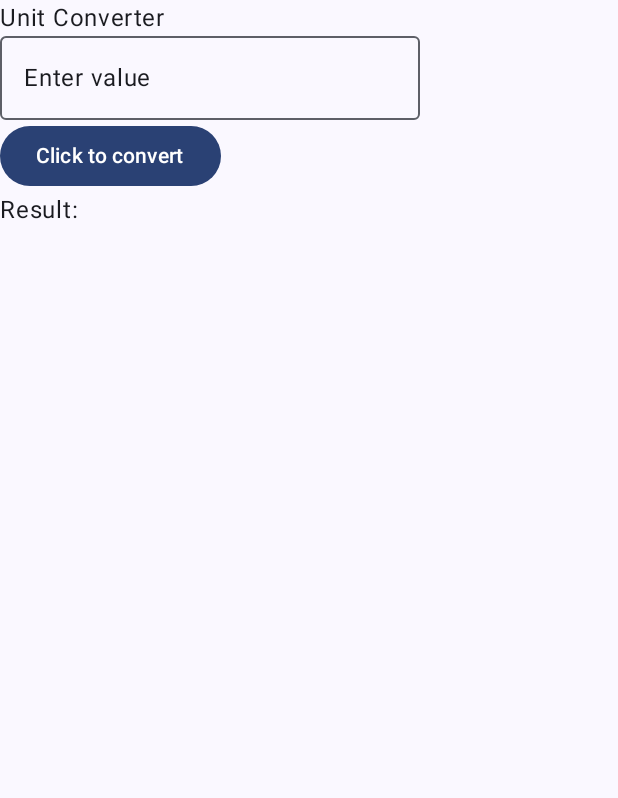
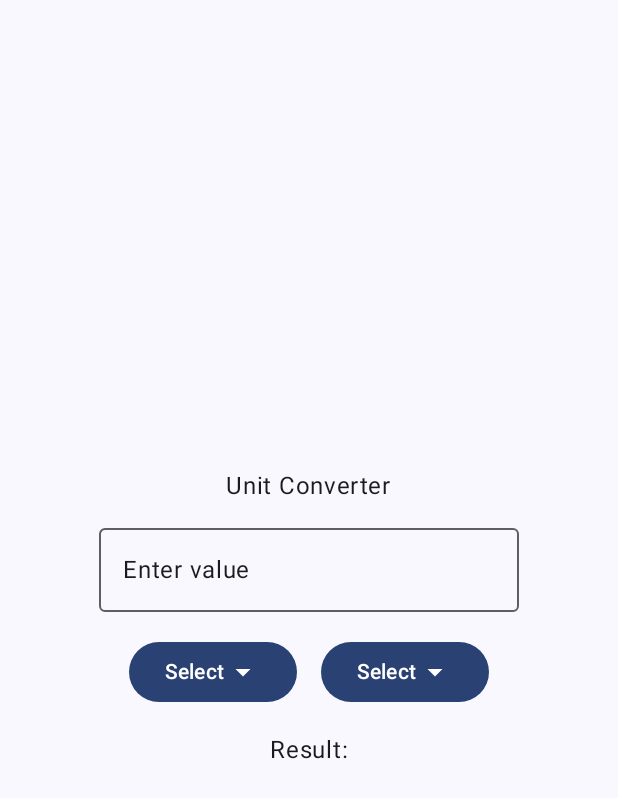
Before and after one commit to phantomcodingllc/UnitConverter, an Android app built with Jetpack Compose: the screen it shows after launch (MainActivity), on a phone screen of 412 x 824 dp. Shown: the top 798 px of the screen. Run offline under Robolectric (Android 15) with nearby library versions, the phone set to English and light mode, and no system bars.

Commit message:
UI update
Updated UI, need to finish certain UI functionality.

```diff
--- a/app/src/main/java/com/example/unitconverter/MainActivity.kt
+++ b/app/src/main/java/com/example/unitconverter/MainActivity.kt
@@ -4,18 +4,31 @@ import android.os.Bundle
 import android.widget.Toast
 import androidx.activity.ComponentActivity
 import androidx.activity.compose.setContent
+import androidx.compose.foundation.layout.Arrangement
+import androidx.compose.foundation.layout.Box
 import androidx.compose.foundation.layout.Column
 import androidx.compose.foundation.layout.Row
+import androidx.compose.foundation.layout.Spacer
 import androidx.compose.foundation.layout.fillMaxSize
+import androidx.compose.foundation.layout.height
+import androidx.compose.foundation.layout.padding
+import androidx.compose.foundation.layout.width
+import androidx.compose.material.icons.Icons
+import androidx.compose.material.icons.filled.ArrowDropDown
 import androidx.compose.material3.Button
+import androidx.compose.material3.DropdownMenu
+import androidx.compose.material3.DropdownMenuItem
+import androidx.compose.material3.Icon
 import androidx.compose.material3.MaterialTheme
 import androidx.compose.material3.OutlinedTextField
 import androidx.compose.material3.Surface
 import androidx.compose.material3.Text
 import androidx.compose.runtime.Composable
+import androidx.compose.ui.Alignment
 import androidx.compose.ui.Modifier
 import androidx.compose.ui.platform.LocalContext
 import androidx.compose.ui.tooling.preview.Preview
+import androidx.compose.ui.unit.dp
 import com.example.unitconverter.ui.theme.UnitConverterTheme
 
 class MainActivity : ComponentActivity() {
@@ -37,24 +50,67 @@ class MainActivity : ComponentActivity() {
 
 @Composable
 fun UnitConverter(){
-    Column {
+    Column (Modifier.fillMaxSize(),
+        verticalArrangement = Arrangement.Center,
+        horizontalAlignment = Alignment.CenterHorizontally){
         // Elements will be stacked below each other
 
         Text("Unit Converter")
+        Spacer(modifier = Modifier.height(16.dp))
         OutlinedTextField(value = "Enter value", onValueChange ={
             // This is what should happen
             // when the value of OutlinedTextField changes
         })
+        Spacer(modifier = Modifier.height(16.dp))
+        Row {
+        Box{
+            Button(onClick = { /*TODO*/ }) {
+                Text(text = "Select")
+                Icon(Icons.Default.ArrowDropDown, contentDescription = "Arrow Down")
+            }
+            DropdownMenu(expanded = false,
+                onDismissRequest = {  }) {
+                DropdownMenuItem(text = { Text("Millimeters") },
+                    onClick = { /*TODO*/ })
 
-        Row {
+                DropdownMenuItem(text = { Text("Centimeters") },
+                    onClick = { /*TODO*/ })
 
-            val context = LocalContext.current
-            // Elements will be stacked next to each other
-            Button(onClick = { Toast.makeText(context, "Thanks for clicking!",
-                Toast.LENGTH_LONG).show() }) {
-                Text("Click to convert")
+                DropdownMenuItem(text = { Text("Meters") },
+                    onClick = { /*TODO*/ })
+
+                DropdownMenuItem(text = { Text("Feet") },
+                    onClick = { /*TODO*/ })
+
+
             }
         }
+            Spacer(modifier = Modifier.width(16.dp))
+        Box{
+            Button(onClick = { /*TODO*/ }) {
+                Text(text = "Select")
+                Icon(Icons.Default.ArrowDropDown, contentDescription = "Arrow Down")
+            }
+            DropdownMenu(expanded = false,
+                onDismissRequest = {  }) {
+                DropdownMenuItem(text = { Text("Millimeters") },
+                onClick = { /*TODO*/ })
+
+                DropdownMenuItem(text = { Text("Centimeters") },
+                    onClick = { /*TODO*/ })
+
+                DropdownMenuItem(text = { Text("Meters") },
+                    onClick = { /*TODO*/ })
+
+                DropdownMenuItem(text = { Text("Feet") },
+                    onClick = { /*TODO*/ })
+
+
+            }
+        }
+
+        }
+        Spacer(modifier = Modifier.height(16.dp))
         Text("Result:")
     }
 }
```
